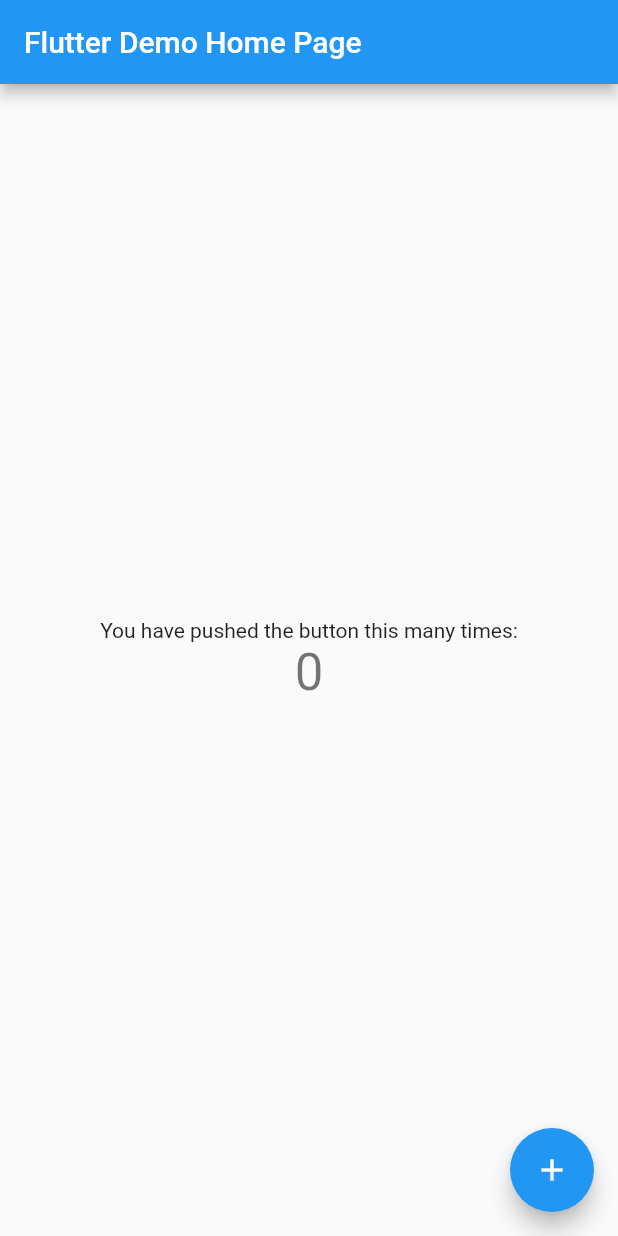
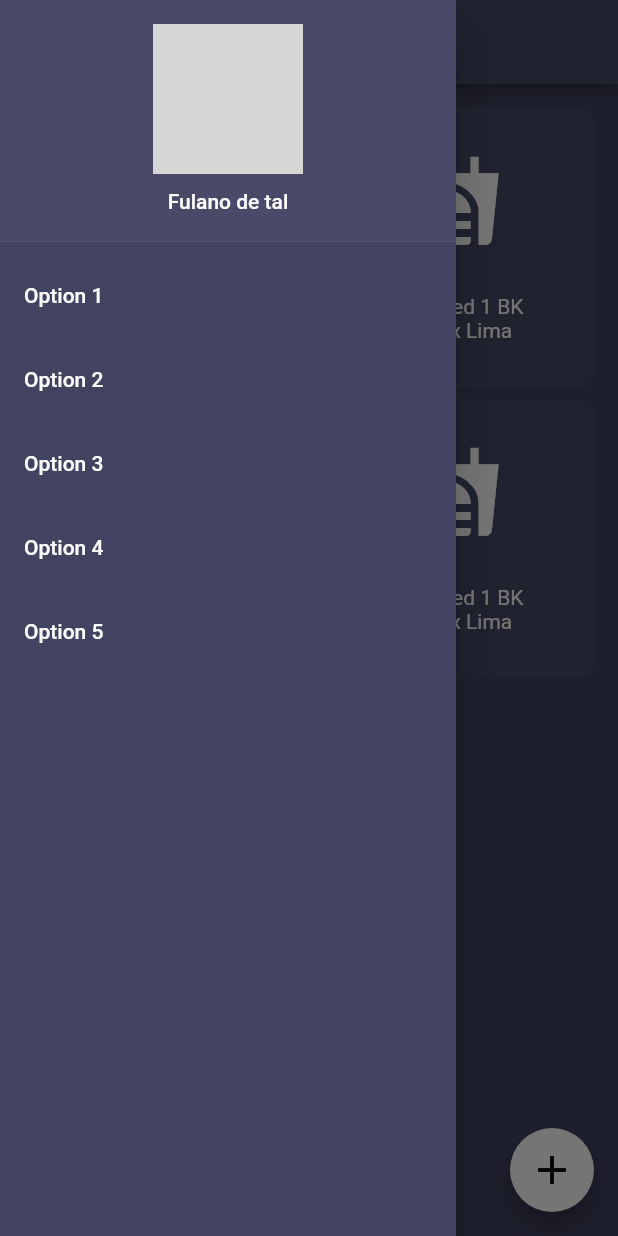
Before and after one commit to Mex978/food_promise, a Flutter app: the screen it shows after launch, with the side drawer open (before the commit the screen has no drawer), on a phone screen of 412 x 824 dp. Run offline on Flutter 3.47's test engine with Material 2 defaults, Android fonts, the phone set to English and light mode, and no system bars; our stand-ins replace get; network calls fail; grey boxes are pictures that could not be loaded.

Commit message:
Initial implementation of home screen

```diff
--- /dev/null
+++ b/lib/app/app_widget.dart
@@ -0,0 +1,15 @@
+import 'package:flutter/material.dart';
+import 'package:food_promise/app/screens/home/home_screen.dart';
+import 'package:food_promise/app/themes/dark_theme.dart';
+import 'package:get/get.dart';
+
+class FoodPromise extends StatelessWidget {
+  @override
+  Widget build(BuildContext context) {
+    return GetMaterialApp(
+      title: 'Food Promise',
+      theme: DarkTheme.theme,
+      home: HomeScreen(),
+    );
+  }
+}
--- /dev/null
+++ b/lib/app/screens/home/home_controller.dart
@@ -0,0 +1,26 @@
+import 'package:food_promise/app/shared/models/promise_model.dart';
+import 'package:food_promise/app/shared/service/repository.dart';
+import 'package:get/get.dart';
+
+class HomeController extends GetxController {
+  final loading = false.obs;
+  final Repository _repository = Get.find();
+
+  final promises = <Promise>[].obs;
+
+  @override
+  onInit() {
+    print("---> on init <---");
+    loadPromises();
+  }
+
+  loadPromises() async {
+    loading.value = true;
+
+    _repository.getPromises().then((list) {
+      promises.clear();
+      promises.addAll(list);
+      loading.value = false;
+    });
+  }
+}
--- /dev/null
+++ b/lib/app/screens/home/home_screen.dart
@@ -0,0 +1,25 @@
+import 'package:flutter/material.dart';
+
+import 'widgets/home_body.dart';
+import 'widgets/home_drawer.dart';
+
+class HomeScreen extends StatelessWidget {
+  @override
+  Widget build(BuildContext context) {
+    return Scaffold(
+      appBar: AppBar(
+        centerTitle: true,
+        title: Text("Promises"),
+      ),
+      drawer: HomeDrawer(),
+      floatingActionButton: FloatingActionButton(
+        onPressed: () {},
+        child: Icon(
+          Icons.add,
+          size: 32,
+        ),
+      ),
+      body: HomeBody(),
+    );
+  }
+}
--- /dev/null
+++ b/lib/app/screens/home/widgets/home_body.dart
@@ -0,0 +1,32 @@
+import 'package:flutter/material.dart';
+import 'package:food_promise/app/screens/home/home_controller.dart';
+import 'package:food_promise/app/shared/widgets/promise_item_widget.dart';
+import 'package:food_promise/app/shared/widgets/simple_loader_widget.dart';
+import 'package:get/get.dart';
+
+class HomeBody extends StatelessWidget {
+  final _controller = Get.find<HomeController>();
+
+  @override
+  Widget build(BuildContext context) {
+    return RefreshIndicator(
+      onRefresh: () => _controller.loadPromises(),
+      child: Obx(() {
+        if (_controller.loading.value) return SimpleLoader();
+        return GridView.count(
+          padding: EdgeInsets.all(16),
+          crossAxisCount: 2,
+          mainAxisSpacing: 8,
+          crossAxisSpacing: 8,
+          children: _controller.promises
+              .map((promise) => Center(
+                    child: PromiseItem(
+                      promise: promise,
+                    ),
+                  ))
+              .toList(),
+        );
+      }),
+    );
+  }
+}
--- /dev/null
+++ b/lib/app/screens/home/widgets/home_drawer.dart
@@ -0,0 +1,37 @@
+import 'package:flutter/material.dart';
+
+class HomeDrawer extends StatelessWidget {
+  final options = List.generate(5, (index) => "Option ${index + 1}");
+
+  @override
+  Widget build(BuildContext context) {
+    return Drawer(
+      child: ListView(
+        padding: EdgeInsets.zero,
+        children: <Widget>[
+          DrawerHeader(
+            child: Column(
+              children: [
+                CircleAvatar(
+                  minRadius: 30,
+                  maxRadius: 50,
+                  backgroundImage:
+                      NetworkImage("https://picsum.photos/id/237/536/354"),
+                ),
+                Spacer(),
+                Text('Fulano de tal'),
+                Spacer(),
+              ],
+            ),
+            decoration: BoxDecoration(
+              color: Theme.of(context).primaryColor,
+            ),
+          ),
+        ]..addAll(options.map((option) => ListTile(
+              onTap: () {},
+              title: Text(option),
+            ))),
+      ),
+    );
+  }
+}
--- /dev/null
+++ b/lib/app/shared/enums.dart
@@ -0,0 +1 @@
+enum PromiseType { BK }
--- /dev/null
+++ b/lib/app/shared/models/promise_model.dart
@@ -0,0 +1,38 @@
+import 'package:food_promise/app/shared/utils.dart';
+
+import '../enums.dart';
+
+class Promise {
+  int quantity;
+  double createdAt;
+  bool performed;
+  PromiseType promiseType;
+  String destinyUserId;
+
+  Promise({
+    this.quantity,
+    this.createdAt,
+    this.performed,
+    this.promiseType,
+    this.destinyUserId,
+  });
+
+  Promise.fromJson(Map<String, dynamic> json) {
+    quantity = json['quantity'];
+    createdAt = json['createdAt'];
+    performed = json['performed'];
+    promiseType = FoodPromiseUtils.enumFromString(
+        json['promiseType'], PromiseType.values);
+    destinyUserId = json['destinyUserId'];
+  }
+
+  Map<String, dynamic> toJson() {
+    final Map<String, dynamic> data = new Map<String, dynamic>();
+    data['quantity'] = this.quantity;
+    data['createdAt'] = this.createdAt;
+    data['performed'] = this.performed;
+    data['promiseType'] = FoodPromiseUtils.enumToString(this.promiseType);
+    data['destinyUserId'] = this.destinyUserId;
+    return data;
+  }
+}
--- /dev/null
+++ b/lib/app/shared/models/user_model.dart
@@ -0,0 +1 @@
+class User {}
--- /dev/null
+++ b/lib/app/shared/service/repository.dart
@@ -0,0 +1,14 @@
+import 'package:food_promise/app/shared/models/promise_model.dart';
+import 'package:food_promise/app/shared/service/mocked_data.dart';
+import 'package:meta/meta.dart';
+
+class Repository {
+  final client;
+
+  Repository({@required this.client});
+
+  Future<List<Promise>> getPromises() {
+    return Future.delayed(Duration(seconds: 2),
+        () => PROMISSES.map((p) => Promise.fromJson(p)).toList());
+  }
+}
--- /dev/null
+++ b/lib/app/shared/utils.dart
@@ -0,0 +1,6 @@
+class FoodPromiseUtils {
+  static String enumToString(Object o) => o.toString().split('.').last;
+
+  static T enumFromString<T>(String key, List<T> values) =>
+      values.firstWhere((v) => key == enumToString(v), orElse: () => null);
+}
--- /dev/null
+++ b/lib/app/shared/widgets/promise_item_widget.dart
@@ -0,0 +1,41 @@
+import 'package:flutter/material.dart';
+import 'package:food_promise/app/shared/models/promise_model.dart';
+import 'package:food_promise/app/shared/utils.dart';
+
+class PromiseItem extends StatelessWidget {
+  final Promise promise;
+  final double kBorderRadius = 10;
+
+  const PromiseItem({Key key, this.promise}) : super(key: key);
+
+  @override
+  Widget build(BuildContext context) {
+    return ClipRRect(
+      borderRadius: BorderRadius.circular(kBorderRadius),
+      child: Material(
+        color: Theme.of(context).primaryColor,
+        child: InkWell(
+          onTap: () {},
+          child: Center(
+            child: Column(
+              mainAxisAlignment: MainAxisAlignment.center,
+              children: [
+                Spacer(),
+                Icon(
+                  Icons.fastfood,
+                  size: 64,
+                ),
+                Spacer(),
+                Text(
+                  "Promised ${promise.quantity} ${FoodPromiseUtils.enumToString(promise.promiseType)}\nto ${promise.destinyUserId}",
+                  textAlign: TextAlign.center,
+                ),
+                Spacer(),
+              ],
+            ),
+          ),
+        ),
+      ),
+    );
+  }
+}
--- /dev/null
+++ b/lib/app/themes/dark_theme.dart
@@ -0,0 +1,16 @@
+import 'package:flutter/material.dart';
+
+class DarkTheme {
+  static const primaryColor = Color(0xFF494A68);
+  // static const secondaryColor = Color(0xFF494A68);
+
+  static final ThemeData theme = ThemeData(
+      primaryColor: primaryColor,
+      accentColor: Colors.white,
+      canvasColor: Color(0xFF424361),
+      indicatorColor: Colors.white,
+      accentColorBrightness: Brightness.dark,
+      brightness: Brightness.dark,
+      visualDensity: VisualDensity.adaptivePlatformDensity,
+      scaffoldBackgroundColor: Color(0xFF424361));
+}
--- a/lib/main.dart
+++ b/lib/main.dart
@@ -1,117 +1,10 @@
 import 'package:flutter/material.dart';
+import 'package:food_promise/app/app_widget.dart';
+import 'package:food_promise/app/shared/service/repository.dart';
+import 'package:get/get.dart';
 
 void main() {
-  runApp(MyApp());
+  Get.put(Repository(client: null));
+
+  runApp(FoodPromise());
 }
-
-class MyApp extends StatelessWidget {
-  // This widget is the root of your application.
-  @override
-  Widget build(BuildContext context) {
-    return MaterialApp(
-      title: 'Flutter Demo',
-      theme: ThemeData(
-        // This is the theme of your application.
-        //
-        // Try running your application with "flutter run". You'll see the
-        // application has a blue toolbar. Then, without quitting the app, try
-        // changing the primarySwatch below to Colors.green and then invoke
-        // "hot reload" (press "r" in the console where you ran "flutter run",
-        // or simply save your changes to "hot reload" in a Flutter IDE).
-        // Notice that the counter didn't reset back to zero; the application
-        // is not restarted.
-        primarySwatch: Colors.blue,
-        // This makes the visual density adapt to the platform that you run
-        // the app on. For desktop platforms, the controls will be smaller and
-        // closer together (more dense) than on mobile platforms.
-        visualDensity: VisualDensity.adaptivePlatformDensity,
-      ),
-      home: MyHomePage(title: 'Flutter Demo Home Page'),
-    );
-  }
-}
-
-class MyHomePage extends StatefulWidget {
-  MyHomePage({Key key, this.title}) : super(key: key);
-
-  // This widget is the home page of your application. It is stateful, meaning
-  // that it has a State object (defined below) that contains fields that affect
-  // how it looks.
-
-  // This class is the configuration for the state. It holds the values (in this
-  // case the title) provided by the parent (in this case the App widget) and
-  // used by the build method of the State. Fields in a Widget subclass are
-  // always marked "final".
-
-  final String title;
-
-  @override
-  _MyHomePageState createState() => _MyHomePageState();
-}
-
-class _MyHomePageState extends State<MyHomePage> {
-  int _counter = 0;
-
-  void _incrementCounter() {
-    setState(() {
-      // This call to setState tells the Flutter framework that something has
-      // changed in this State, which causes it to rerun the build method below
-      // so that the display can reflect the updated values. If we changed
-      // _counter without calling setState(), then the build method would not be
-      // called again, and so nothing would appear to happen.
-      _counter++;
-    });
-  }
-
-  @override
-  Widget build(BuildContext context) {
-    // This method is rerun every time setState is called, for instance as done
-    // by the _incrementCounter method above.
-    //
-    // The Flutter framework has been optimized to make rerunning build methods
-    // fast, so that you can just rebuild anything that needs updating rather
-    // than having to individually change instances of widgets.
-    return Scaffold(
-      appBar: AppBar(
-        // Here we take the value from the MyHomePage object that was created by
-        // the App.build method, and use it to set our appbar title.
-        title: Text(widget.title),
-      ),
-      body: Center(
-        // Center is a layout widget. It takes a single child and positions it
-        // in the middle of the parent.
-        child: Column(
-          // Column is also a layout widget. It takes a list of children and
-          // arranges them vertically. By default, it sizes itself to fit its
-          // children horizontally, and tries to be as tall as its parent.
-          //
-          // Invoke "debug painting" (press "p" in the console, choose the
-          // "Toggle Debug Paint" action from the Flutter Inspector in Android
-          // Studio, or the "Toggle Debug Paint" command in Visual Studio Code)
-          // to see the wireframe for each widget.
-          //
-          // Column has various properties to control how it sizes itself and
-          // how it positions its children. Here we use mainAxisAlignment to
-          // center the children vertically; the main axis here is the vertical
-          // axis because Columns are vertical (the cross axis would be
-          // horizontal).
-          mainAxisAlignment: MainAxisAlignment.center,
-          children: <Widget>[
-            Text(
-              'You have pushed the button this many times:',
-            ),
-            Text(
-              '$_counter',
-              style: Theme.of(context).textTheme.headline4,
-            ),
-          ],
-        ),
-      ),
-      floatingActionButton: FloatingActionButton(
-        onPressed: _incrementCounter,
-        tooltip: 'Increment',
-        child: Icon(Icons.add),
-      ), // This trailing comma makes auto-formatting nicer for build methods.
-    );
-  }
-}
--- a/pubspec.yaml
+++ b/pubspec.yaml
@@ -23,6 +23,7 @@ environment:
 dependencies:
   flutter:
     sdk: flutter
+  get:
 
 
   # The following adds the Cupertino Icons font to your application.
```
Also changed, not shown: lib/app/shared/service/mocked_data.dart (added, +37 -0 lines), lib/app/shared/widgets/simple_loader_widget.dart (added, +24 -0 lines), lib/app/themes/light_theme.dart (added), pubspec.lock, 1 other file.
